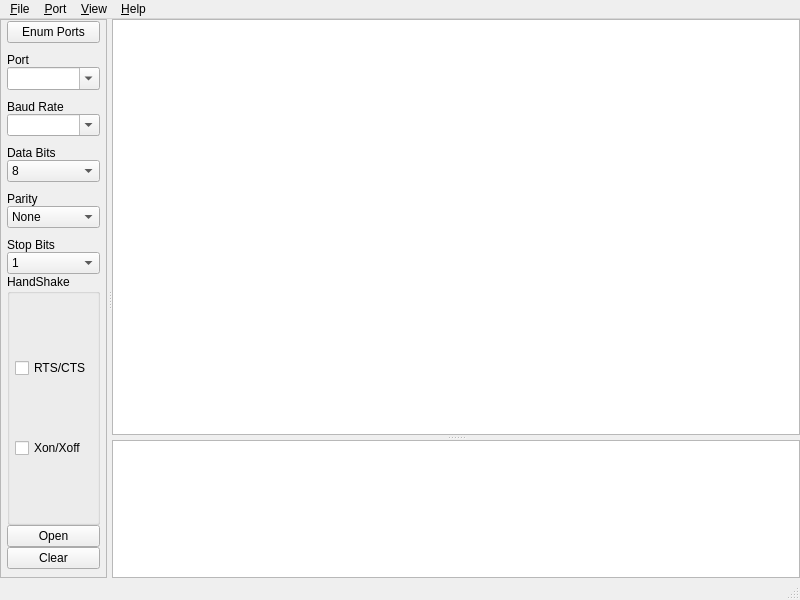
The window that gui_qt5/mainwindow.ui (gamesun/UartVide) describes before a commit, drawn with Qt 5.
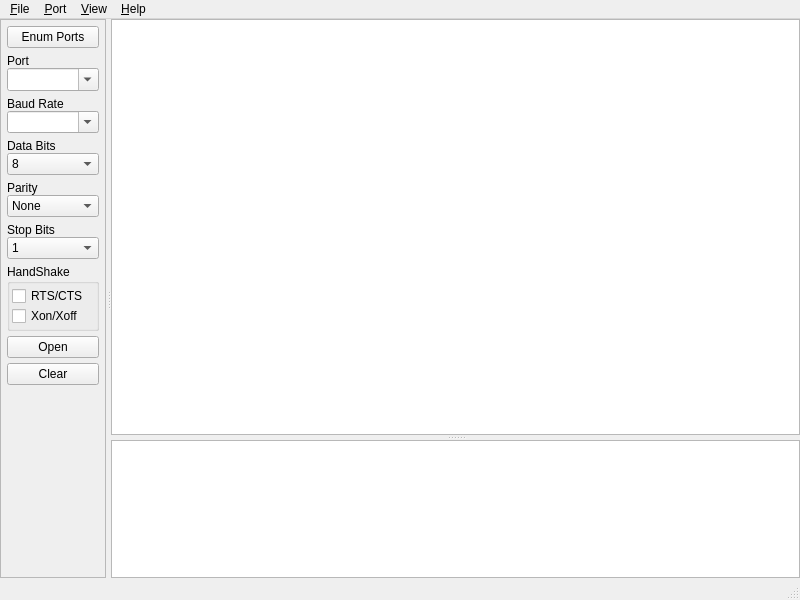
The same window after the commit.

```diff
--- a/gui_qt5/mainwindow.ui
+++ b/gui_qt5/mainwindow.ui
@@ -63,12 +63,6 @@
           <number>5</number>
          </property>
          <widget class="QFrame" name="frame">
-          <property name="sizePolicy">
-           <sizepolicy hsizetype="Minimum" vsizetype="Preferred">
-            <horstretch>0</horstretch>
-            <verstretch>0</verstretch>
-           </sizepolicy>
-          </property>
           <property name="frameShape">
            <enum>QFrame::StyledPanel</enum>
           </property>
@@ -83,13 +77,13 @@
             <number>5</number>
            </property>
            <property name="topMargin">
-            <number>0</number>
+            <number>5</number>
            </property>
            <property name="rightMargin">
             <number>5</number>
            </property>
            <property name="bottomMargin">
-            <number>0</number>
+            <number>5</number>
            </property>
            <item>
             <layout class="QVBoxLayout" name="verticalLayout_2">
@@ -120,13 +114,13 @@
                <property name="minimumSize">
                 <size>
                  <width>0</width>
-                 <height>24</height>
+                 <height>20</height>
                 </size>
                </property>
                <property name="maximumSize">
                 <size>
                  <width>16777215</width>
-                 <height>24</height>
+                 <height>20</height>
                 </size>
                </property>
                <property name="text">
@@ -155,13 +149,13 @@
                <property name="minimumSize">
                 <size>
                  <width>0</width>
-                 <height>24</height>
+                 <height>20</height>
                 </size>
                </property>
                <property name="maximumSize">
                 <size>
                  <width>16777215</width>
-                 <height>24</height>
+                 <height>20</height>
                 </size>
                </property>
                <property name="text">
@@ -184,13 +178,13 @@
                <property name="minimumSize">
                 <size>
                  <width>0</width>
-                 <height>24</height>
+                 <height>20</height>
                 </size>
                </property>
                <property name="maximumSize">
                 <size>
                  <width>16777215</width>
-                 <height>24</height>
+                 <height>20</height>
                 </size>
                </property>
                <property name="text">
@@ -230,13 +224,13 @@
                <property name="minimumSize">
                 <size>
                  <width>0</width>
-                 <height>24</height>
+                 <height>20</height>
                 </size>
                </property>
                <property name="maximumSize">
                 <size>
                  <width>16777215</width>
-                 <height>24</height>
+                 <height>20</height>
                 </size>
                </property>
                <property name="text">
@@ -281,13 +275,13 @@
                <property name="minimumSize">
                 <size>
                  <width>0</width>
-                 <height>24</height>
+                 <height>20</height>
                 </size>
                </property>
                <property name="maximumSize">
                 <size>
                  <width>16777215</width>
-                 <height>24</height>
+                 <height>20</height>
                 </size>
                </property>
                <property name="text">
@@ -317,8 +311,30 @@
                </item>
               </widget>
              </item>
+             <item>
+              <spacer name="verticalSpacer_4">
+               <property name="orientation">
+                <enum>Qt::Vertical</enum>
+               </property>
+               <property name="sizeType">
+                <enum>QSizePolicy::Fixed</enum>
+               </property>
+               <property name="sizeHint" stdset="0">
+                <size>
+                 <width>0</width>
+                 <height>5</height>
+                </size>
+               </property>
+              </spacer>
+             </item>
              <item>
               <widget class="QGroupBox" name="groupBox">
+               <property name="sizePolicy">
+                <sizepolicy hsizetype="Preferred" vsizetype="Fixed">
+                 <horstretch>0</horstretch>
+                 <verstretch>0</verstretch>
+                </sizepolicy>
+               </property>
                <property name="title">
                 <string>HandShake</string>
                </property>
@@ -327,16 +343,16 @@
                  <number>0</number>
                 </property>
                 <property name="leftMargin">
-                 <number>5</number>
+                 <number>2</number>
                 </property>
                 <property name="topMargin">
-                 <number>5</number>
+                 <number>2</number>
                 </property>
                 <property name="rightMargin">
-                 <number>5</number>
+                 <number>2</number>
                 </property>
                 <property name="bottomMargin">
-                 <number>5</number>
+                 <number>2</number>
                 </property>
                 <item>
                  <widget class="QCheckBox" name="checkBox">
@@ -367,6 +383,22 @@
                </layout>
               </widget>
              </item>
+             <item>
+              <spacer name="verticalSpacer_3">
+               <property name="orientation">
+                <enum>Qt::Vertical</enum>
+               </property>
+               <property name="sizeType">
+                <enum>QSizePolicy::Fixed</enum>
+               </property>
+               <property name="sizeHint" stdset="0">
+                <size>
+                 <width>0</width>
+                 <height>5</height>
+                </size>
+               </property>
+              </spacer>
+             </item>
              <item>
               <widget class="QPushButton" name="pushButton_2">
                <property name="text">
@@ -374,6 +406,22 @@
                </property>
               </widget>
              </item>
+             <item>
+              <spacer name="verticalSpacer_2">
+               <property name="orientation">
+                <enum>Qt::Vertical</enum>
+               </property>
+               <property name="sizeType">
+                <enum>QSizePolicy::Fixed</enum>
+               </property>
+               <property name="sizeHint" stdset="0">
+                <size>
+                 <width>0</width>
+                 <height>5</height>
+                </size>
+               </property>
+              </spacer>
+             </item>
              <item>
               <widget class="QPushButton" name="pushButton_3">
                <property name="text">
@@ -383,8 +431,11 @@
              </item>
              <item>
               <spacer name="verticalSpacer">
-               <property name="orientation">
-                <enum>Qt::Vertical</enum>
+               <property name="sizeHint" stdset="0">
+                <size>
+                 <width>0</width>
+                 <height>10</height>
+                </size>
                </property>
               </spacer>
              </item>
```
Left out of the diff: 51 changed lines with no effect on the pictures.
